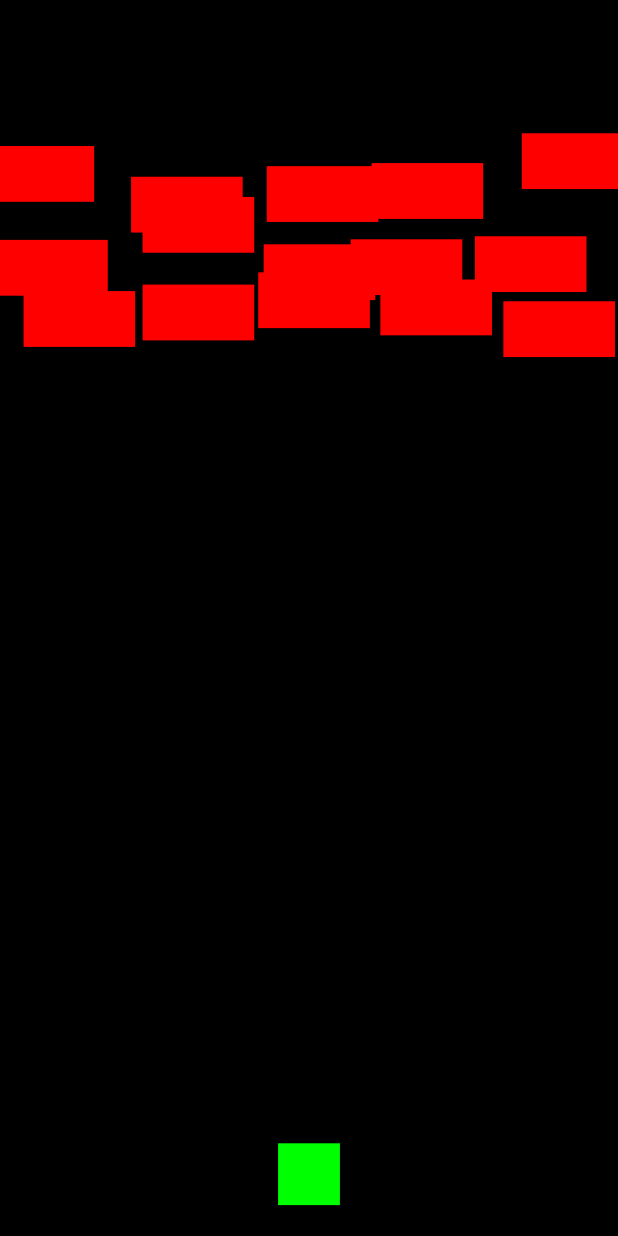
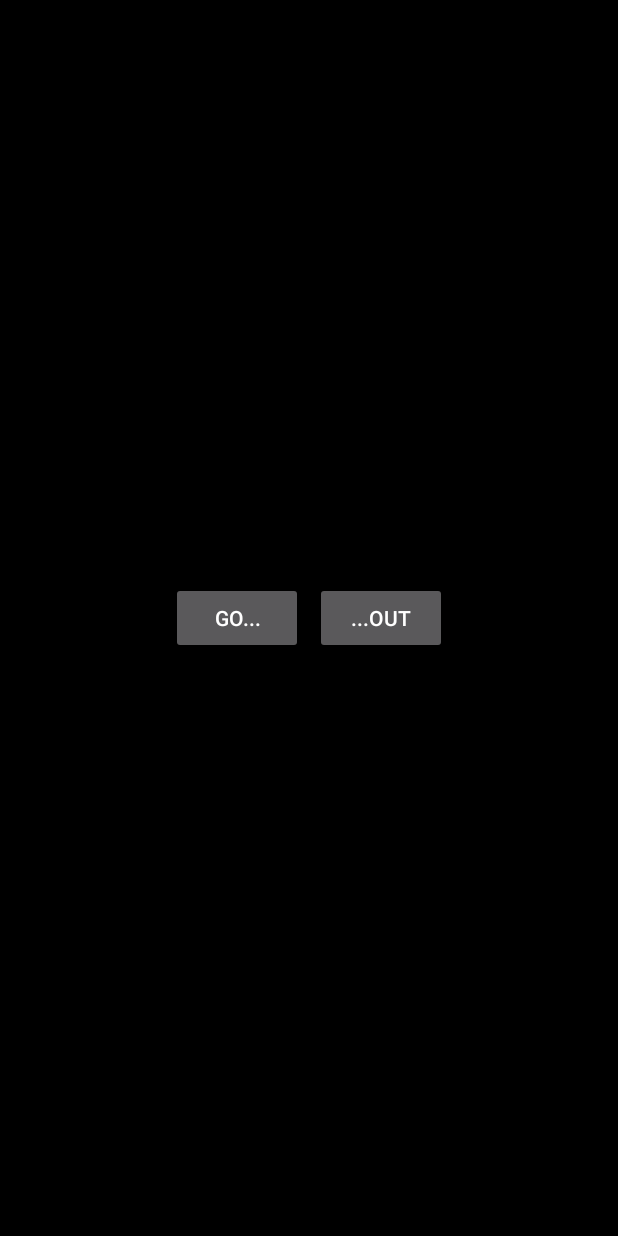
Before and after one commit to KundaAstratta/space_invaders, an Android app built with Jetpack Compose: the screen it shows after launch (MainActivity before the commit, StartScreenActivity after it), on a phone screen of 412 x 824 dp. Run offline under Robolectric (Android 15) with nearby library versions, the phone set to English and light mode, and no system bars.

Commit message:
explosion, lives, new shapes for player and enemies, start screen

```diff
--- a/app/src/main/AndroidManifest.xml
+++ b/app/src/main/AndroidManifest.xml
@@ -13,16 +13,17 @@
         android:theme="@style/Theme.AppCompat.NoActionBar"
         tools:targetApi="31">
         <activity
-            android:name=".MainActivity"
+            android:name=".StartScreenActivity"
             android:exported="true"
             android:screenOrientation="portrait"
             >
             <intent-filter>
                 <action android:name="android.intent.action.MAIN" />
-
                 <category android:name="android.intent.category.LAUNCHER" />
             </intent-filter>
         </activity>
+        <activity android:name=".LevelIntroActivity" />
+        <activity android:name=".MainActivity" />
     </application>
 
 </manifest>
--- /dev/null
+++ b/app/src/main/java/com/example/space_invaders/StartScreenActivity.kt
@@ -0,0 +1,21 @@
+package com.example.space_invaders
+
+import android.content.Intent
+import android.os.Bundle
+import android.widget.Button
+import androidx.appcompat.app.AppCompatActivity
+
+class StartScreenActivity : AppCompatActivity() {
+    override fun onCreate(savedInstanceState: Bundle?) {
+        super.onCreate(savedInstanceState)
+        setContentView(R.layout.activity_start_screen)
+
+        findViewById<Button>(R.id.buttonGo).setOnClickListener {
+            startActivity(Intent(this, LevelIntroActivity::class.java))
+        }
+
+        findViewById<Button>(R.id.buttonOut).setOnClickListener {
+            finishAffinity()
+        }
+    }
+}
--- /dev/null
+++ b/app/src/main/res/layout/activity_start_screen.xml
@@ -0,0 +1,26 @@
+<?xml version="1.0" encoding="utf-8"?>
+<RelativeLayout xmlns:android="http://schemas.android.com/apk/res/android"
+    android:layout_width="match_parent"
+    android:layout_height="match_parent"
+    android:background="@android:color/black">
+
+    <LinearLayout
+        android:layout_width="wrap_content"
+        android:layout_height="wrap_content"
+        android:layout_centerInParent="true"
+        android:orientation="horizontal">
+
+        <Button
+            android:id="@+id/buttonGo"
+            android:layout_width="wrap_content"
+            android:layout_height="wrap_content"
+            android:text="GO..."
+            android:layout_marginEnd="8dp"/>
+
+        <Button
+            android:id="@+id/buttonOut"
+            android:layout_width="wrap_content"
+            android:layout_height="wrap_content"
+            android:text="...OUT"/>
+    </LinearLayout>
+</RelativeLayout>
```
Also changed, not shown: app/src/main/java/com/example/space_invaders/LevelIntroActivity.kt (added, +20 -0 lines), app/src/main/java/com/example/space_invaders/MainActivity.kt (+8 -1 lines), app/src/main/java/com/example/space_invaders/SpaceInvadersView.kt (+167 -8 lines), app/src/main/res/layout/activity_level_intro.xml (added, +16 -0 lines).
